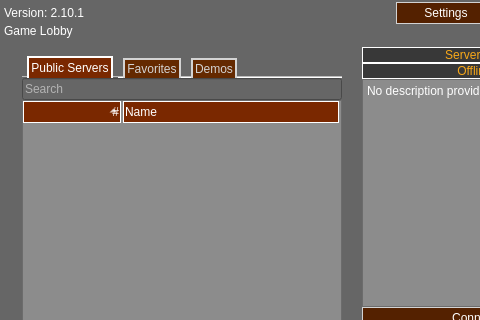
This is data/ui/lobby.ui in AttorneyOnline/AO2-Client as Qt 5 draws it before an edit; both pictures show x 0 to 480 and y 0 to 320 of the 600 by 550 pixel window. The edited form follows.
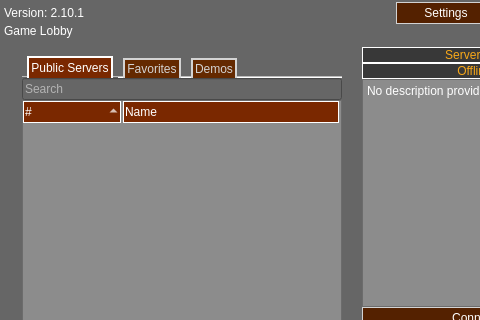
This is the edited form. Icons and pictures are not drawn.

What changed in the file:
```diff
--- a/data/ui/lobby.ui
+++ b/data/ui/lobby.ui
@@ -316,8 +316,14 @@
              <item row="1" column="0">
               <widget class="QTreeWidget" name="serverlist_tree">
                <property name="styleSheet">
-                <string notr="true">background-color: rgba(140, 140, 140, 255);
-color: rgb(255, 255, 255);</string>
+                <string notr="true">QHeaderView, QTreeView {
+background-color: rgba(140, 140, 140, 255);
+color: rgb(255, 255, 255);
+}
+
+QToolTip {
+color: black;
+}</string>
                </property>
                <property name="textElideMode">
                 <enum>Qt::ElideNone</enum>
@@ -330,7 +336,7 @@
                  <string>#</string>
                 </property>
                 <property name="textAlignment">
-                 <set>AlignTrailing|AlignVCenter</set>
+                 <set>AlignLeading|AlignVCenter</set>
                 </property>
                </column>
                <column>
```
Left out of the diff: 6 changed lines with no effect on the pictures.
